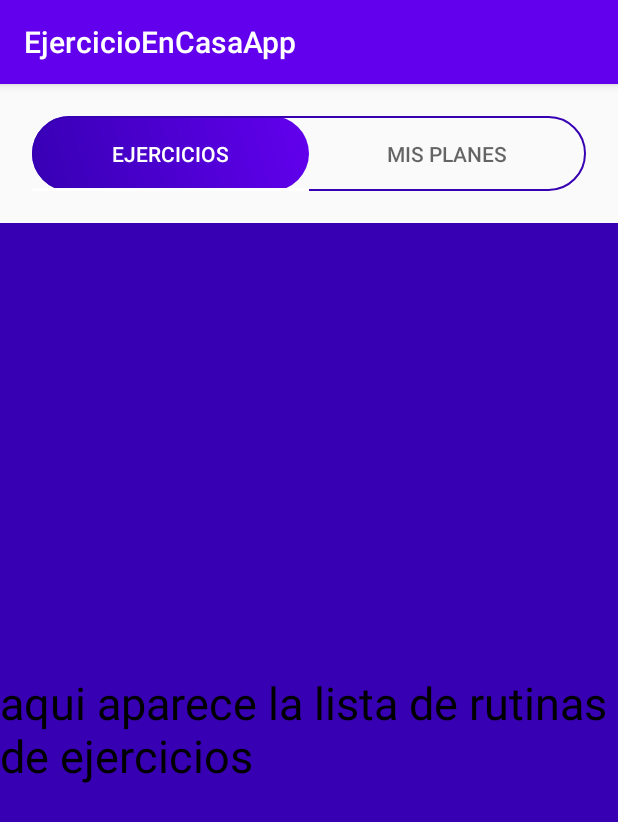
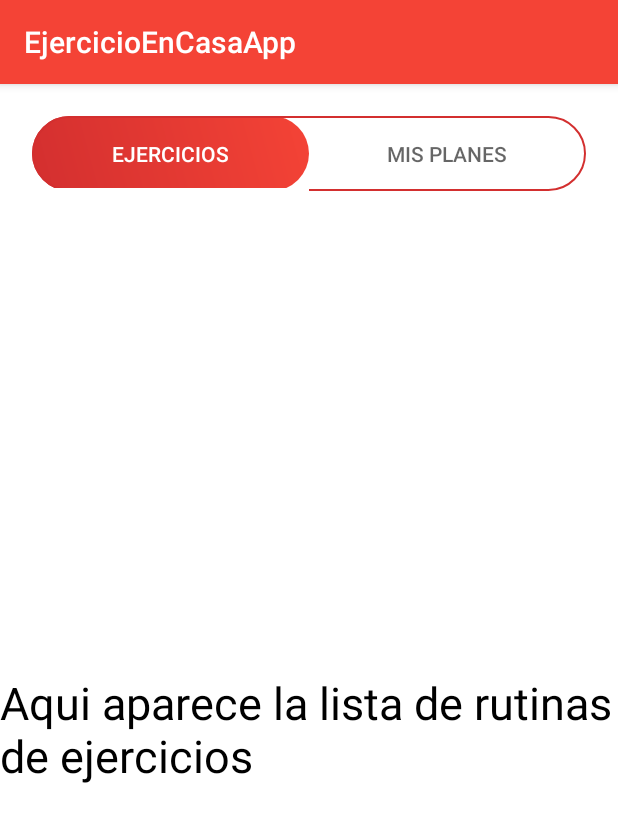
Before and after one commit to henrysala/EjercicioEnCasaApp, an Android app: the screen it shows after launch (MainActivity), on a phone screen of 412 x 824 dp. Shown: the top 822 px of the screen. Run offline under Robolectric (Android 15) with nearby library versions, the phone set to English and light mode, and no system bars.

Commit message:
nuevos colores de fondo

```diff
--- a/app/src/main/res/layout/activity_main.xml
+++ b/app/src/main/res/layout/activity_main.xml
@@ -14,6 +14,7 @@
         android:layout_width="match_parent"
         android:layout_height="wrap_content"
         android:padding="32px"
+        android:background="@color/colorSecondary"
         android:clipToPadding="false">
 
         <View
--- a/app/src/main/res/layout/fragment_ejercicios.xml
+++ b/app/src/main/res/layout/fragment_ejercicios.xml
@@ -4,7 +4,7 @@
     xmlns:tools="http://schemas.android.com/tools"
     android:layout_width="match_parent"
     android:layout_height="match_parent"
-    android:background="@color/colorPrimaryDark"
+    android:background="@color/colorSecondary"
     tools:context=".EjerciciosFragment">
 
     <!-- TODO: Update blank fragment layout -->
--- a/app/src/main/res/layout/fragment_mis_planes.xml
+++ b/app/src/main/res/layout/fragment_mis_planes.xml
@@ -4,7 +4,7 @@
     xmlns:tools="http://schemas.android.com/tools"
     android:layout_width="match_parent"
     android:layout_height="match_parent"
-    android:background="@color/colorPrimary"
+    android:background="@color/colorSecondary"
     tools:context=".MisPlanesFragment">
 
     <!-- TODO: Update blank fragment layout -->
--- a/app/src/main/res/values/colors.xml
+++ b/app/src/main/res/values/colors.xml
@@ -1,6 +1,7 @@
 <?xml version="1.0" encoding="utf-8"?>
 <resources>
-    <color name="colorPrimary">#6200EE</color>
-    <color name="colorPrimaryDark">#3700B3</color>
-    <color name="colorAccent">#03DAC5</color>
+    <color name="colorPrimary">#F44336</color>
+    <color name="colorPrimaryDark">#D32F2F</color>
+    <color name="colorAccent">#795548</color>
+    <color name="colorSecondary">#FFFFFF</color>
 </resources>
--- a/app/src/main/res/values/strings.xml
+++ b/app/src/main/res/values/strings.xml
@@ -2,6 +2,6 @@
     <string name="app_name">EjercicioEnCasaApp</string>
     <!-- TODO: Remove or change this placeholder text -->
     <string name="hello_blank_fragment">Hello blank fragment</string>
-    <string name="ejercicios">aqui aparece la lista de rutinas de ejercicios</string>
+    <string name="ejercicios">Aqui aparece la lista de rutinas de ejercicios</string>
     <string name="mis_planes">Aqui aparecen los planes que he creado y un boton para crear planes</string>
 </resources>
--- a/app/src/main/res/values/styles.xml
+++ b/app/src/main/res/values/styles.xml
@@ -5,6 +5,7 @@
         <item name="colorPrimary">@color/colorPrimary</item>
         <item name="colorPrimaryDark">@color/colorPrimaryDark</item>
         <item name="colorAccent">@color/colorAccent</item>
+        <item name="colorSecondary">@color/colorSecondary</item>
     </style>
 
 </resources>
```
